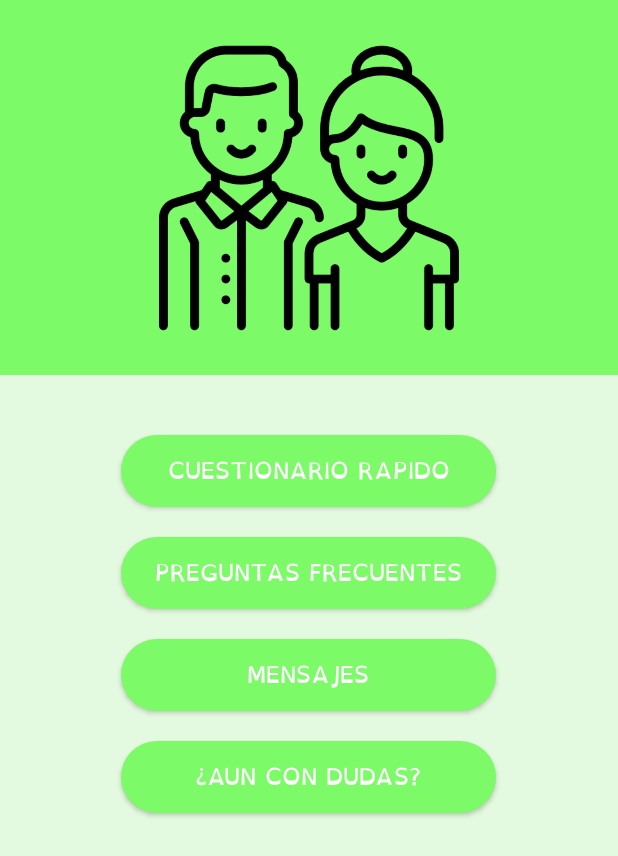
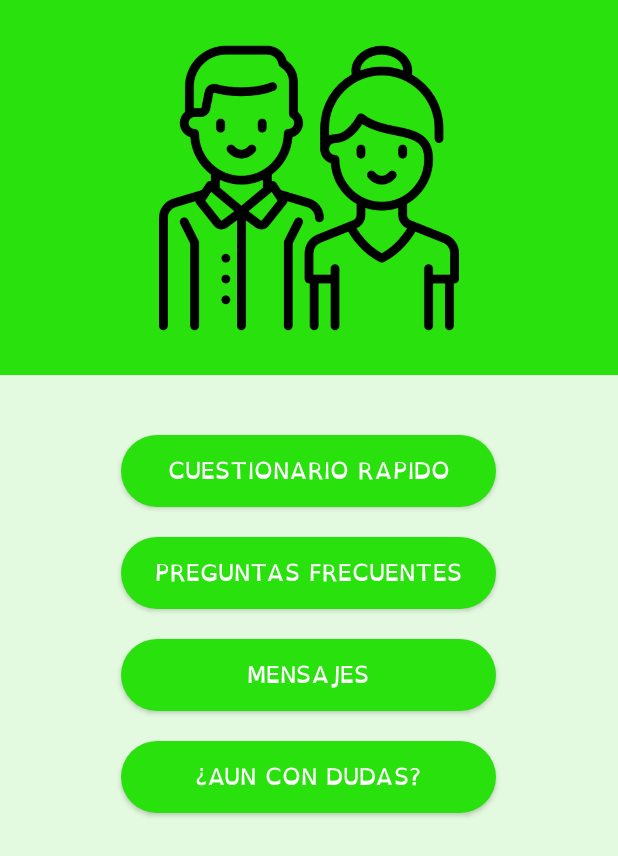
Before and after one commit to JPabloMNKS/Dislexia, an Android app: the PadresActivity screen opened directly, with no data from a screen before it, on a phone screen of 412 x 824 dp. Shown: the top 856 px of the screen. Run offline under Robolectric (Android 15) with nearby library versions, the phone set to English and light mode, and no system bars.

Commit message:
pequeños cambios

```diff
--- a/app/src/main/res/layout/activity_padres.xml
+++ b/app/src/main/res/layout/activity_padres.xml
@@ -5,13 +5,13 @@
     android:layout_width="match_parent"
     android:layout_height="match_parent"
     android:orientation="vertical"
-    android:background="#2d7cfa68"
+    android:background="@color/backgroound_padre"
     tools:context=".PadresActivity">
 
     <LinearLayout
         android:layout_width="match_parent"
         android:layout_height="250dp"
-        android:background="#7cfa68"
+        android:background="@color/backgroound_padre_dark"
         android:orientation="vertical">
 
         <ImageView
@@ -33,14 +33,14 @@
         <Button
             android:id="@+id/btn_rapido"
             style="@style/button_style"
-            android:backgroundTint="#7cfa68"
+            android:backgroundTint="@color/backgroound_padre_dark"
             android:layout_width="250dp"
             android:layout_height="wrap_content"
             android:text="@string/btn_rapida" />
 
         <Button
             style="@style/button_style"
-            android:backgroundTint="#7cfa68"
+            android:backgroundTint="@color/backgroound_padre_dark"
             android:id="@+id/btn_frecuentes"
             android:layout_width="250dp"
             android:layout_height="wrap_content"
@@ -49,7 +49,7 @@
 
         <Button
             style="@style/button_style"
-            android:backgroundTint="#7cfa68"
+            android:backgroundTint="@color/backgroound_padre_dark"
             android:id="@+id/btn_mensajes"
             android:layout_width="250dp"
             android:layout_height="wrap_content"
@@ -58,7 +58,7 @@
 
         <Button
             style="@style/button_style"
-            android:backgroundTint="#7cfa68"
+            android:backgroundTint="@color/backgroound_padre_dark"
             android:id="@+id/btn_dudas"
             android:layout_width="250dp"
             android:layout_height="wrap_content"
--- a/app/src/main/res/layout/activity_sonidos_instrucciones.xml
+++ b/app/src/main/res/layout/activity_sonidos_instrucciones.xml
@@ -21,7 +21,7 @@
         android:layout_marginTop="40dp"
         android:layout_marginLeft="@dimen/margin_left"
         android:layout_marginRight="@dimen/margin_rigth"
-        android:textSize="35sp"
+        android:textSize="25sp"
         android:layout_gravity="center_vertical"
         android:text="@string/instrucciones_sonido"
         android:layout_width="wrap_content"
--- a/app/src/main/res/values/colors.xml
+++ b/app/src/main/res/values/colors.xml
@@ -27,4 +27,11 @@
     <color name="background2">#95bae6</color>
 
 
+    <color name="backgroound_padre_dark">#29e10c</color>
+    <color name="backgroound_padre">#2d7cfa68</color>
+
+    <color name="backgroound_hijo_dark">#f55555</color>
+    <color name="backgroound_hijo">#efbbbb</color>
+
+
 </resources>
```
Also changed, not shown: app/src/main/res/layout/activity_hijo.xml (+4 -4 lines).
